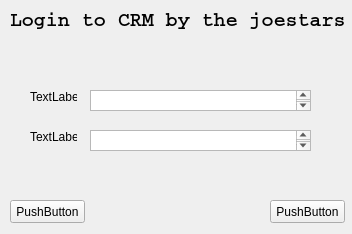
Above: ui/LoginInterface.ui from GabyUnalaq/UNI_CRM_Project before the change. Below: the same form after it.
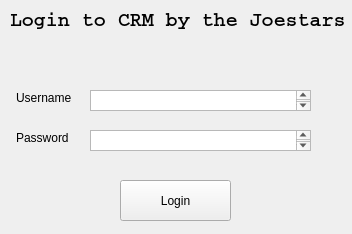
That is the form after the change.

Patch:
```diff
--- a/ui/LoginInterface.ui
+++ b/ui/LoginInterface.ui
@@ -31,59 +31,46 @@
     </font>
    </property>
    <property name="text">
-    <string>Login to CRM by the joestars</string>
+    <string>Login to CRM by the Joestars</string>
    </property>
   </widget>
   <widget class="QLabel" name="label_2">
    <property name="geometry">
     <rect>
-     <x>30</x>
+     <x>16</x>
      <y>90</y>
-     <width>47</width>
-     <height>14</height>
+     <width>61</width>
+     <height>16</height>
     </rect>
    </property>
    <property name="text">
-    <string>TextLabel</string>
+    <string>Username</string>
    </property>
   </widget>
   <widget class="QLabel" name="label_3">
    <property name="geometry">
     <rect>
-     <x>30</x>
+     <x>16</x>
      <y>130</y>
-     <width>47</width>
-     <height>14</height>
+     <width>61</width>
+     <height>16</height>
     </rect>
    </property>
    <property name="text">
-    <string>TextLabel</string>
+    <string>Password</string>
    </property>
   </widget>
   <widget class="QPushButton" name="pushButton">
    <property name="geometry">
     <rect>
-     <x>270</x>
-     <y>200</y>
-     <width>75</width>
-     <height>23</height>
+     <x>120</x>
+     <y>180</y>
+     <width>111</width>
+     <height>41</height>
     </rect>
    </property>
    <property name="text">
-    <string>PushButton</string>
-   </property>
-  </widget>
-  <widget class="QPushButton" name="pushButton_2">
-   <property name="geometry">
-    <rect>
-     <x>10</x>
-     <y>200</y>
-     <width>75</width>
-     <height>23</height>
-    </rect>
-   </property>
-   <property name="text">
-    <string>PushButton</string>
+    <string>Login</string>
    </property>
   </widget>
   <widget class="QPlainTextEdit" name="plainTextEdit">
```
